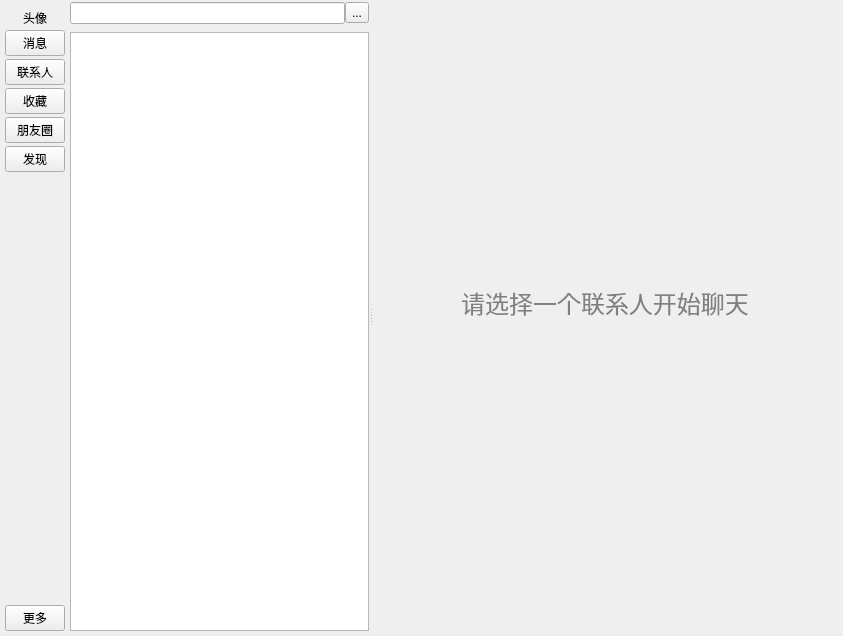
This is src/core/chat/chatwindow.ui in Voyager-08/meChatClient as Qt 5 draws it before an edit. The edited form follows.
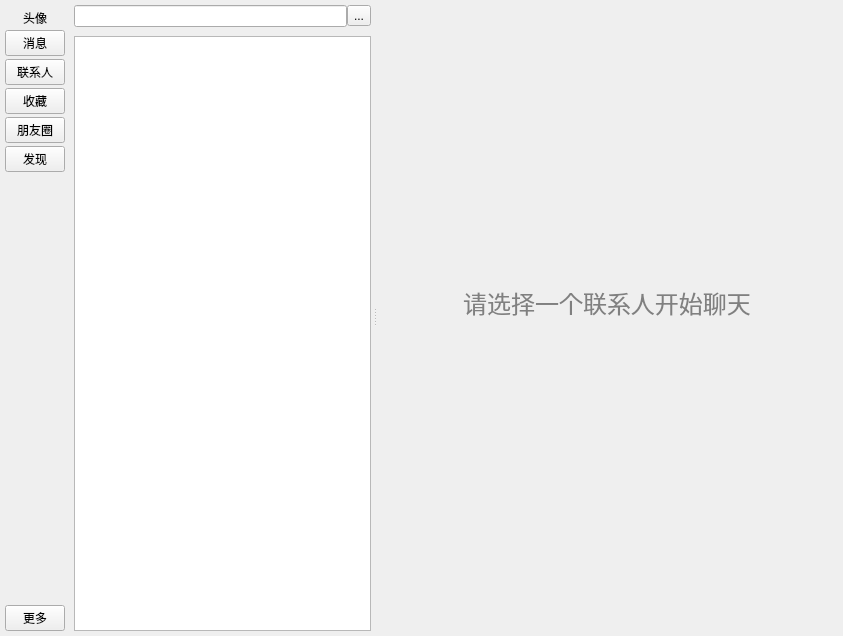
This is the edited form. The open tabs and pages were chosen to show the change. Icons and pictures are not drawn. Custom widgets are drawn as their Qt base class.

```diff
--- a/src/core/chat/chatwindow.ui
+++ b/src/core/chat/chatwindow.ui
@@ -125,13 +125,13 @@
          <number>5</number>
         </property>
         <property name="leftMargin">
-         <number>0</number>
+         <number>4</number>
         </property>
         <property name="topMargin">
-         <number>2</number>
+         <number>5</number>
         </property>
         <property name="rightMargin">
-         <number>0</number>
+         <number>2</number>
         </property>
         <property name="bottomMargin">
          <number>0</number>
@@ -144,8 +144,11 @@
           <property name="topMargin">
            <number>0</number>
           </property>
+          <property name="rightMargin">
+           <number>0</number>
+          </property>
           <property name="bottomMargin">
-           <number>3</number>
+           <number>4</number>
           </property>
           <item>
            <widget class="QLineEdit" name="lineEdit_2"/>
```
Left out of the diff: 8 changed lines with no effect on the pictures.
